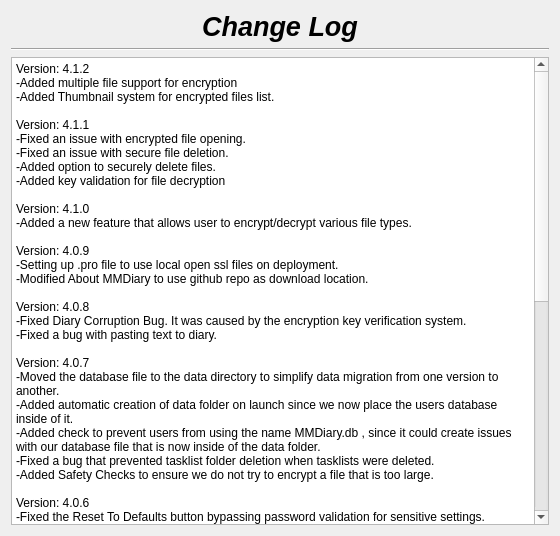
Old version of the form changelog.ui in the repository therealMaPMaKeR/MMDiary.
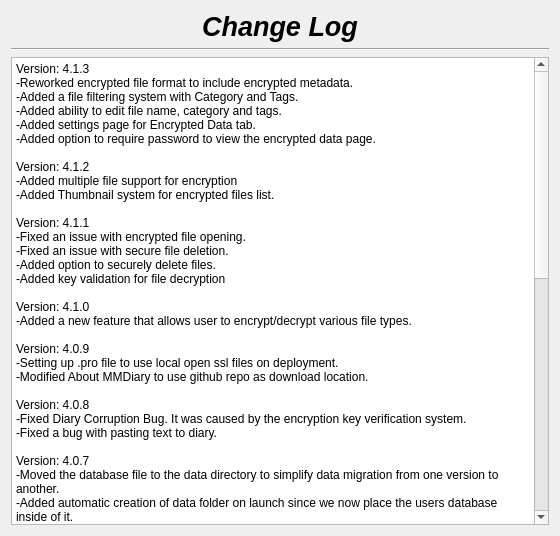
New version of the form.

Commit message: Added option to require password to access encrypted data tab

The edit to the form file:
```diff
--- a/changelog.ui
+++ b/changelog.ui
@@ -55,6 +55,8 @@
 li.unchecked::marker { content: &quot;\2610&quot;; }
 li.checked::marker { content: &quot;\2612&quot;; }
 &lt;/style&gt;&lt;/head&gt;&lt;body style=&quot; font-family:'Segoe UI'; font-size:9pt; font-weight:400; font-style:normal;&quot;&gt;
+&lt;p style=&quot; margin-top:0px; margin-bottom:0px; margin-left:0px; margin-right:0px; -qt-block-indent:0; text-indent:0px;&quot;&gt;Version: 4.1.3&lt;br /&gt;-Reworked encrypted file format to include encrypted metadata.&lt;br /&gt;-Added a file filtering system with Category and Tags.&lt;br /&gt;-Added ability to edit file name, category and tags.&lt;br /&gt;-Added settings page for Encrypted Data tab.&lt;br /&gt;-Added option to require password to view the encrypted data page.&lt;/p&gt;
+&lt;p style=&quot;-qt-paragraph-type:empty; margin-top:0px; margin-bottom:0px; margin-left:0px; margin-right:0px; -qt-block-indent:0; text-indent:0px;&quot;&gt;&lt;br /&gt;&lt;/p&gt;
 &lt;p style=&quot; margin-top:0px; margin-bottom:0px; margin-left:0px; margin-right:0px; -qt-block-indent:0; text-indent:0px;&quot;&gt;Version: 4.1.2&lt;/p&gt;
 &lt;p style=&quot; margin-top:0px; margin-bottom:0px; margin-left:0px; margin-right:0px; -qt-block-indent:0; text-indent:0px;&quot;&gt;-Added multiple file support for encryption&lt;/p&gt;
 &lt;p style=&quot; margin-top:0px; margin-bottom:0px; margin-left:0px; margin-right:0px; -qt-block-indent:0; text-indent:0px;&quot;&gt;-Added Thumbnail system for encrypted files list.&lt;/p&gt;
```
The commit also changes 12 other files.
